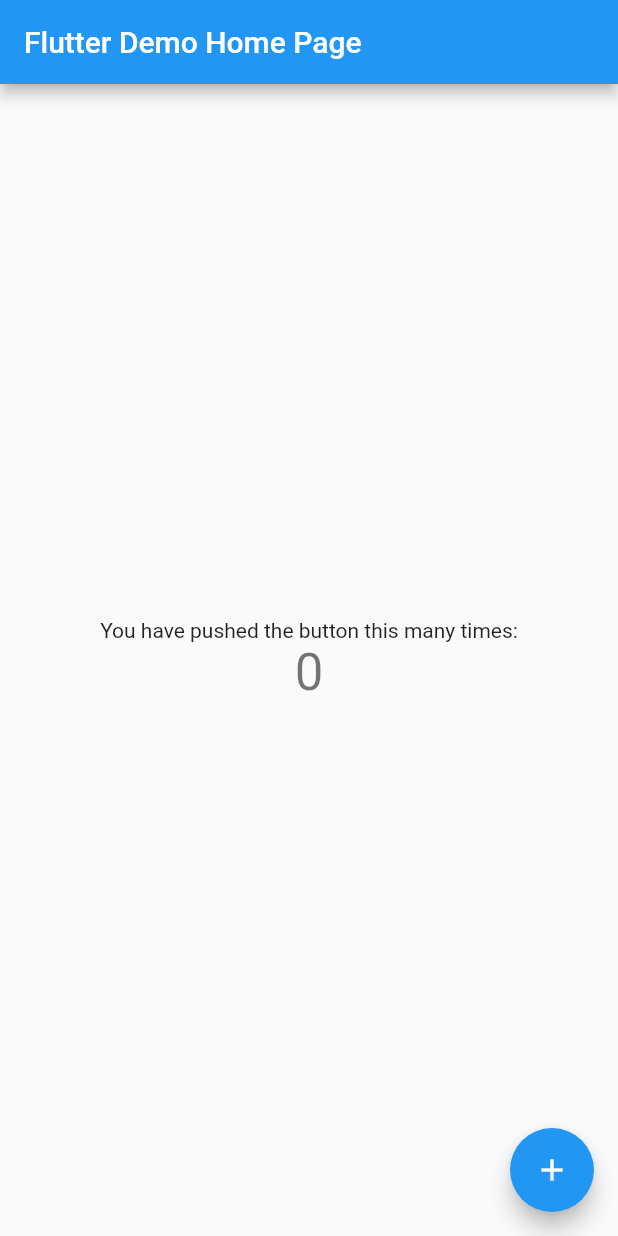
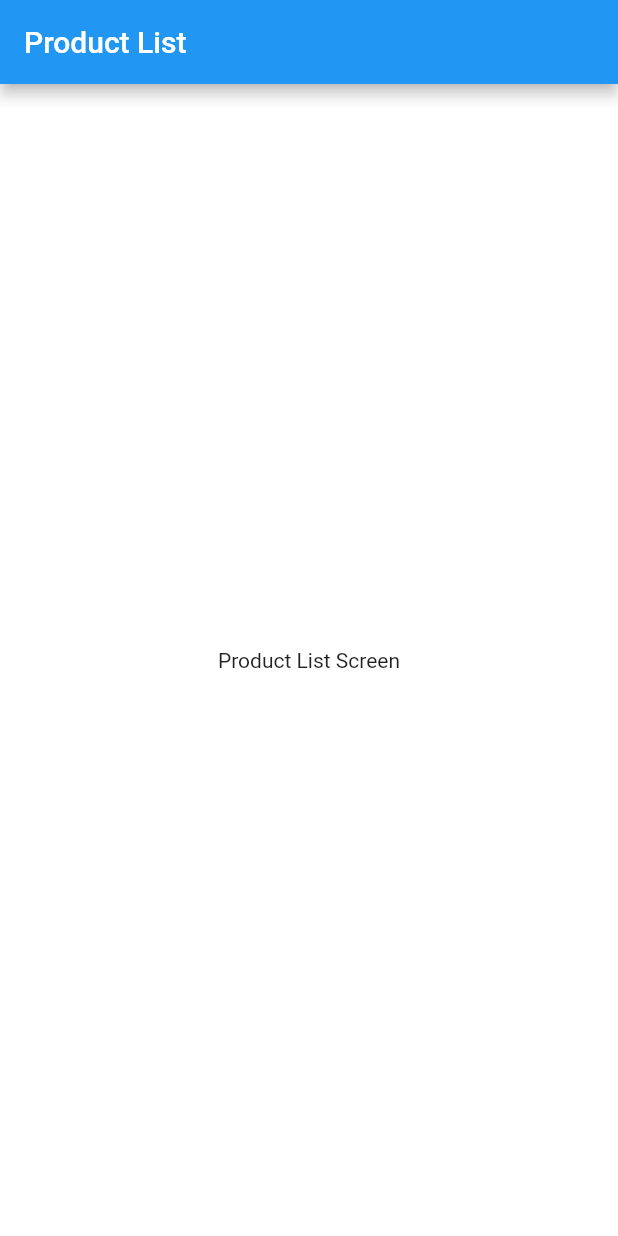
Before and after one commit to danoetz/sirka-app, a Flutter app: the screen it shows after launch, on a phone screen of 412 x 824 dp. Run offline on Flutter 3.47's test engine with Material 2 defaults, Android fonts, the light colour scheme and no system bars.

Commit message:
Add sample pages

```diff
--- /dev/null
+++ b/lib/features/product/presentation/pages/product_detail_screen.dart
@@ -0,0 +1,21 @@
+import 'package:flutter/material.dart';
+
+class ProductDetailScreen extends StatelessWidget {
+  const ProductDetailScreen({Key? key}) : super(key: key);
+
+  @override
+  Widget build(BuildContext context) {
+    return Scaffold(
+      backgroundColor: Colors.white,
+      appBar: AppBar(
+        title: const Text("Product Detail"),
+      ),
+      body: Center(
+        child: GestureDetector(
+          onTap: () => Navigator.pop(context),
+          child: const Text("Product Detail Screen"),
+        ),
+      ),
+    );
+  }
+}
--- /dev/null
+++ b/lib/features/product/presentation/pages/product_list_screen.dart
@@ -0,0 +1,22 @@
+import 'package:flutter/material.dart';
+import 'package:sirka_app/features/product/presentation/pages/product_detail_screen.dart';
+
+class ProductListScreen extends StatelessWidget {
+  const ProductListScreen({Key? key}) : super(key: key);
+
+  @override
+  Widget build(BuildContext context) {
+    return Scaffold(
+      backgroundColor: Colors.white,
+      appBar: AppBar(
+        title: const Text("Product List"),
+      ),
+      body: Center(
+        child: GestureDetector(
+          onTap: () => Navigator.push(context, MaterialPageRoute(builder: (context) => const ProductDetailScreen())),
+          child: const Text("Product List Screen"),
+        ),
+      ),
+    );
+  }
+}
--- a/lib/main.dart
+++ b/lib/main.dart
@@ -1,4 +1,5 @@
 import 'package:flutter/material.dart';
+import 'package:sirka_app/features/splash_screen/presentation/pages/splash_screen.dart';
 
 void main() {
   runApp(const MyApp());
@@ -7,109 +8,14 @@
 class MyApp extends StatelessWidget {
   const MyApp({Key? key}) : super(key: key);
 
-  // This widget is the root of your application.
   @override
   Widget build(BuildContext context) {
     return MaterialApp(
       title: 'Flutter Demo',
       theme: ThemeData(
-        // This is the theme of your application.
-        //
-        // Try running your application with "flutter run". You'll see the
-        // application has a blue toolbar. Then, without quitting the app, try
-        // changing the primarySwatch below to Colors.green and then invoke
-        // "hot reload" (press "r" in the console where you ran "flutter run",
-        // or simply save your changes to "hot reload" in a Flutter IDE).
-        // Notice that the counter didn't reset back to zero; the application
-        // is not restarted.
         primarySwatch: Colors.blue,
       ),
-      home: const MyHomePage(title: 'Flutter Demo Home Page'),
+      home: const SplashScreen(),
     );
   }
 }
-
-class MyHomePage extends StatefulWidget {
-  const MyHomePage({Key? key, required this.title}) : super(key: key);
-
-  // This widget is the home page of your application. It is stateful, meaning
-  // that it has a State object (defined below) that contains fields that affect
-  // how it looks.
-
-  // This class is the configuration for the state. It holds the values (in this
-  // case the title) provided by the parent (in this case the App widget) and
-  // used by the build method of the State. Fields in a Widget subclass are
-  // always marked "final".
-
-  final String title;
-
-  @override
-  State<MyHomePage> createState() => _MyHomePageState();
-}
-
-class _MyHomePageState extends State<MyHomePage> {
-  int _counter = 0;
-
-  void _incrementCounter() {
-    setState(() {
-      // This call to setState tells the Flutter framework that something has
-      // changed in this State, which causes it to rerun the build method below
-      // so that the display can reflect the updated values. If we changed
-      // _counter without calling setState(), then the build method would not be
-      // called again, and so nothing would appear to happen.
-      _counter++;
-    });
-  }
-
-  @override
-  Widget build(BuildContext context) {
-    // This method is rerun every time setState is called, for instance as done
-    // by the _incrementCounter method above.
-    //
-    // The Flutter framework has been optimized to make rerunning build methods
-    // fast, so that you can just rebuild anything that needs updating rather
-    // than having to individually change instances of widgets.
-    return Scaffold(
-      appBar: AppBar(
-        // Here we take the value from the MyHomePage object that was created by
-        // the App.build method, and use it to set our appbar title.
-        title: Text(widget.title),
-      ),
-      body: Center(
-        // Center is a layout widget. It takes a single child and positions it
-        // in the middle of the parent.
-        child: Column(
-          // Column is also a layout widget. It takes a list of children and
-          // arranges them vertically. By default, it sizes itself to fit its
-          // children horizontally, and tries to be as tall as its parent.
-          //
-          // Invoke "debug painting" (press "p" in the console, choose the
-          // "Toggle Debug Paint" action from the Flutter Inspector in Android
-          // Studio, or the "Toggle Debug Paint" command in Visual Studio Code)
-          // to see the wireframe for each widget.
-          //
-          // Column has various properties to control how it sizes itself and
-          // how it positions its children. Here we use mainAxisAlignment to
-          // center the children vertically; the main axis here is the vertical
-          // axis because Columns are vertical (the cross axis would be
-          // horizontal).
-          mainAxisAlignment: MainAxisAlignment.center,
-          children: <Widget>[
-            const Text(
-              'You have pushed the button this many times:',
-            ),
-            Text(
-              '$_counter',
-              style: Theme.of(context).textTheme.headline4,
-            ),
-          ],
-        ),
-      ),
-      floatingActionButton: FloatingActionButton(
-        onPressed: _incrementCounter,
-        tooltip: 'Increment',
-        child: const Icon(Icons.add),
-      ), // This trailing comma makes auto-formatting nicer for build methods.
-    );
-  }
-}
```
Also changed, not shown: lib/features/splash_screen/presentation/pages/splash_screen.dart (added, +30 -0 lines).
